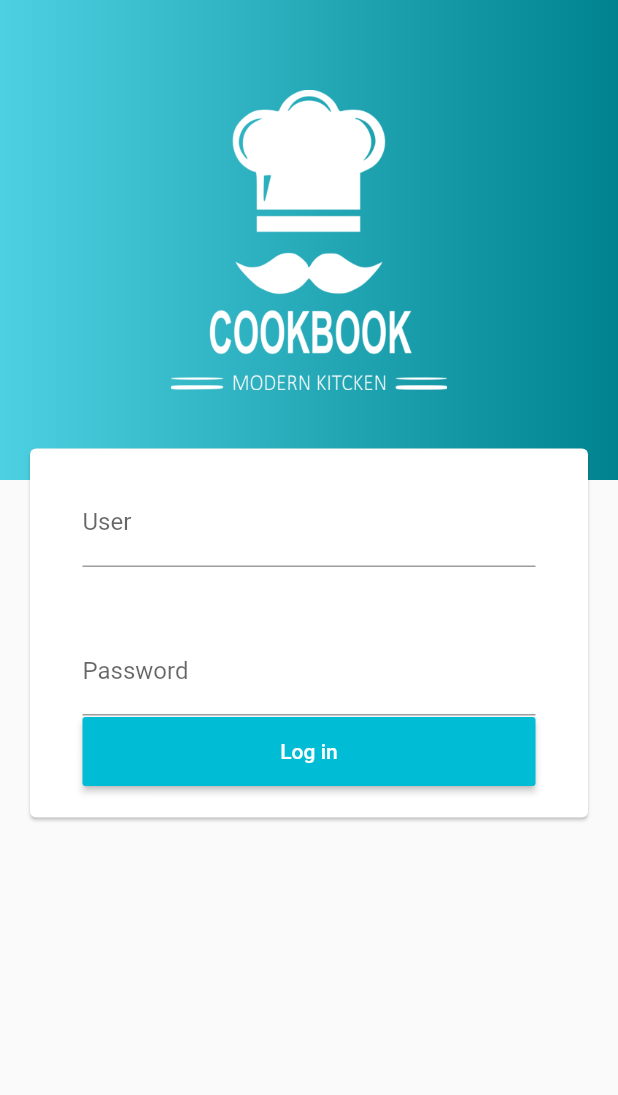
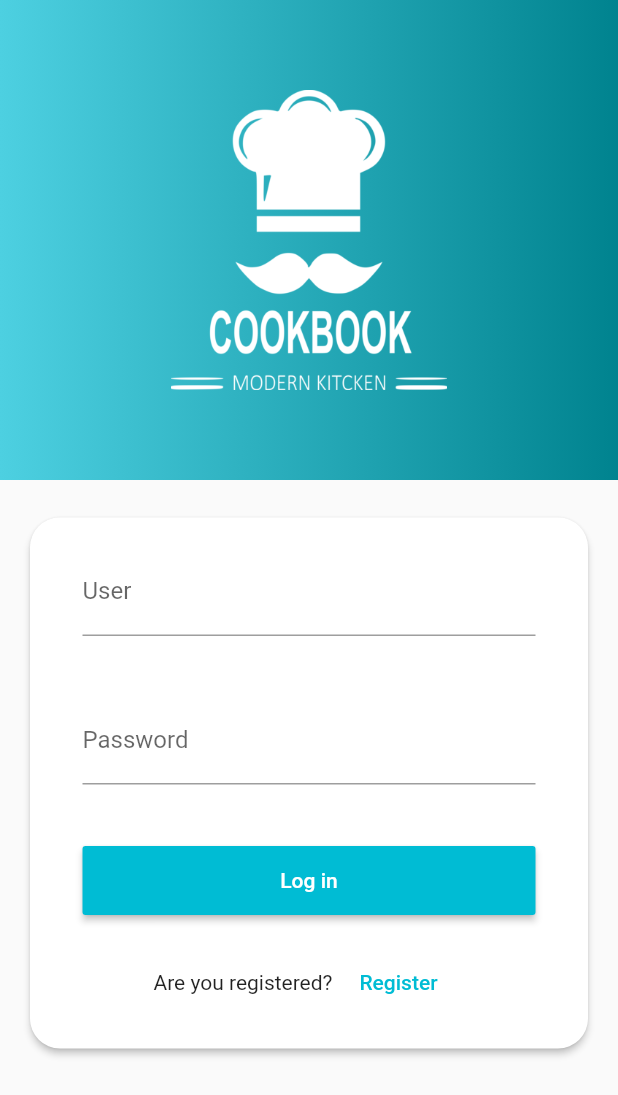
Before and after one commit to AlexixsGit/cookbook-flutter-app, a Flutter app: the screen it shows after launch, on a phone screen of 412 x 824 dp. Shown: the top 1095 px of the screen. Run offline on Flutter 3.47's test engine with Material 2 defaults, Android fonts, the phone set to English and light mode, and no system bars.

Commit message:
I finished visually the login page

```diff
--- a/lib/src/screens/login_page.dart
+++ b/lib/src/screens/login_page.dart
@@ -25,12 +25,18 @@ class _LoginPageState extends State<LoginPage> {
               height: 200,
             ),
           ),
-          Center(
+          Transform.translate(
+            offset: Offset(0, -20),
+            child: Center(
+              child: SingleChildScrollView(
                 child: Card(
-              margin: const EdgeInsets.only(left: 20, right: 20, top: 20),
+                  elevation: 2,
+                  shape: RoundedRectangleBorder(
+                      borderRadius: BorderRadius.circular(20)),
+                  margin: const EdgeInsets.only(left: 20, right: 20, top: 260),
                   child: Padding(
-                padding:
-                    const EdgeInsets.symmetric(horizontal: 35, vertical: 20),
+                    padding: const EdgeInsets.symmetric(
+                        horizontal: 35, vertical: 20),
                     child: Column(
                       mainAxisSize: MainAxisSize.min,
                       children: [
@@ -43,6 +49,9 @@ class _LoginPageState extends State<LoginPage> {
                         TextFormField(
                           decoration: InputDecoration(labelText: 'Password'),
                           obscureText: true,
+                        ),
+                        SizedBox(
+                          height: 40,
                         ),
                         RaisedButton(
                           padding: const EdgeInsets.symmetric(vertical: 15),
@@ -62,8 +71,26 @@ class _LoginPageState extends State<LoginPage> {
                                 )
                             ],
                           ),
+                        ),
+                        SizedBox(
+                          height: 20,
+                        ),
+                        Row(
+                          mainAxisAlignment: MainAxisAlignment.center,
+                          children: [
+                            Text('Are you registered?'),
+                            FlatButton(
+                              textColor: Theme.of(context).primaryColor,
+                              child: Text('Register'),
+                              onPressed: () {
+                                _showRegister(context);
+                              },
                             )
                           ],
+                        )
+                      ],
+                    ),
+                  ),
                 ),
               ),
             ),
@@ -80,4 +107,8 @@ class _LoginPageState extends State<LoginPage> {
       });
     }
   }
+
+  void _showRegister(BuildContext context) {
+    Navigator.of(context).pushNamed('/register');
   }
+}
```
Lines whose indentation alone changed are shown as unchanged.
